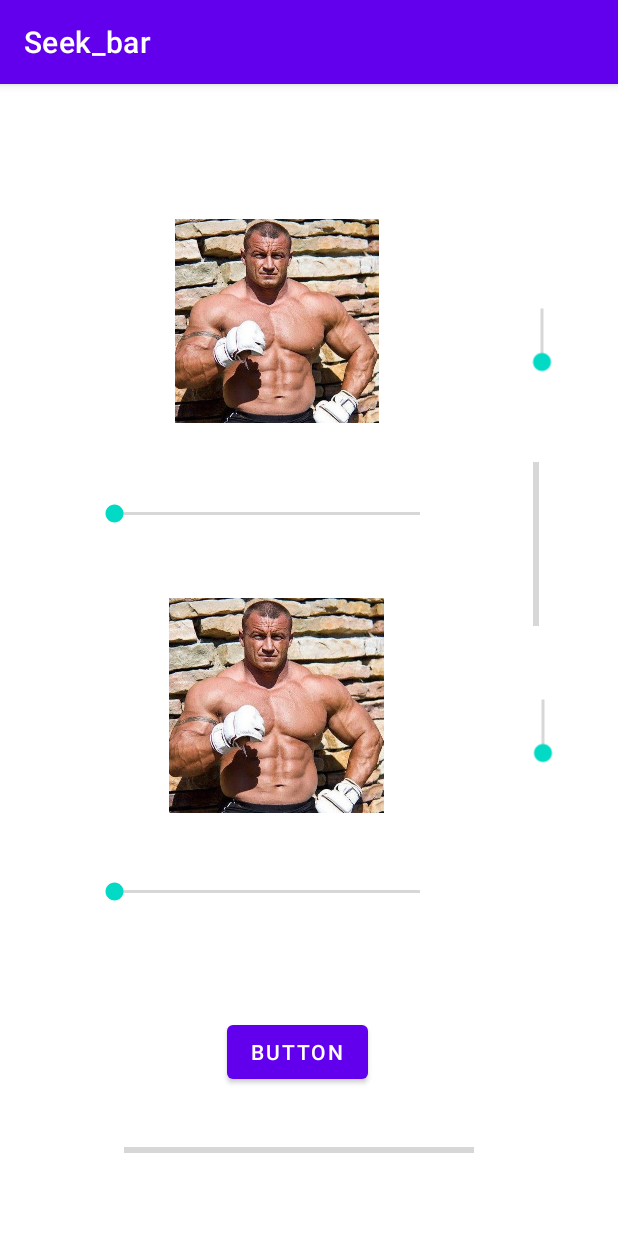
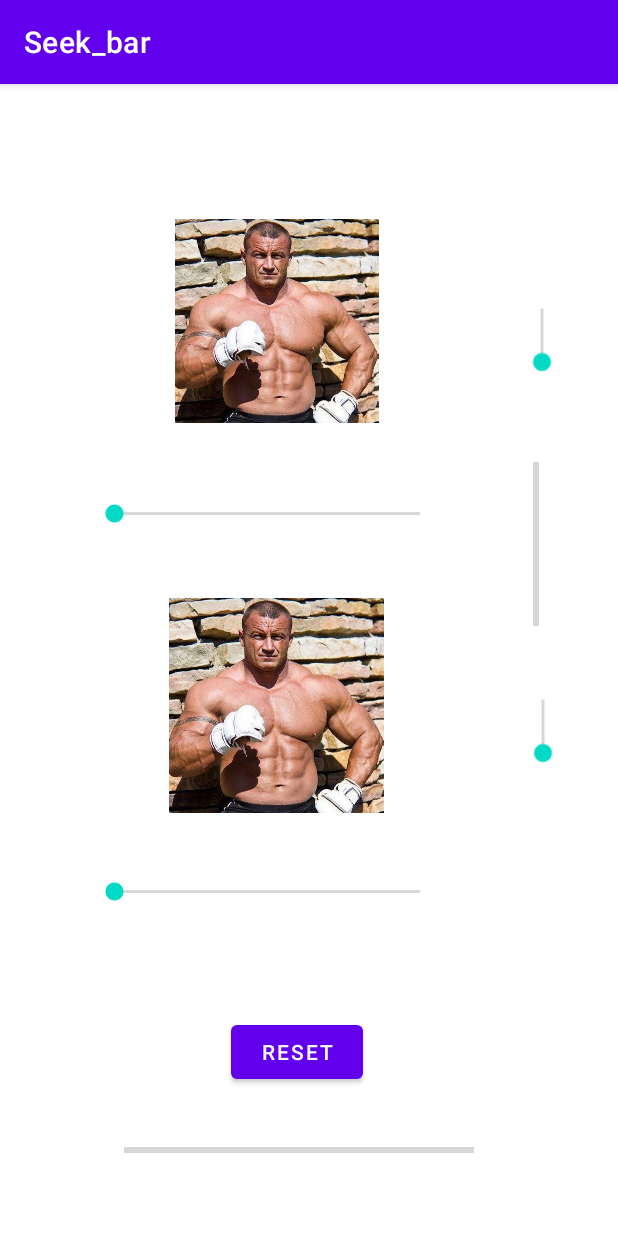
Before and after one commit to Sobota1337/Seek_bar, an Android app: the screen it shows after launch (MainActivity), on a phone screen of 412 x 824 dp. Run offline under Robolectric (Android 15) with nearby library versions, the phone set to English and light mode, and no system bars.

```diff
--- a/app/src/main/res/layout/activity_main.xml
+++ b/app/src/main/res/layout/activity_main.xml
@@ -41,10 +41,10 @@
         app:srcCompat="@drawable/pudi" />
 
     <Button
-        android:id="@+id/button"
+        android:id="@+id/reset"
         android:layout_width="wrap_content"
         android:layout_height="wrap_content"
-        android:text="Button"
+        android:text="Reset"
         app:layout_constraintBottom_toBottomOf="parent"
         app:layout_constraintEnd_toEndOf="parent"
         app:layout_constraintHorizontal_bias="0.476"
@@ -103,7 +103,7 @@
         app:layout_constraintVertical_bias="0.564" />
 
     <ProgressBar
-        android:id="@+id/pgpoziom"
+        android:id="@+id/pbpoziom"
         style="?android:attr/progressBarStyleHorizontal"
         android:layout_width="233dp"
         android:layout_height="24dp"
@@ -115,7 +115,7 @@
         app:layout_constraintVertical_bias="0.939" />
 
     <ProgressBar
-        android:id="@+id/pgpion"
+        android:id="@+id/pbpion"
         style="?android:attr/progressBarStyleHorizontal"
         android:layout_width="109dp"
         android:layout_height="40dp"
```
Also changed, not shown: app/src/main/java/com/example/seek_bar/MainActivity.kt (+68 -0 lines).
